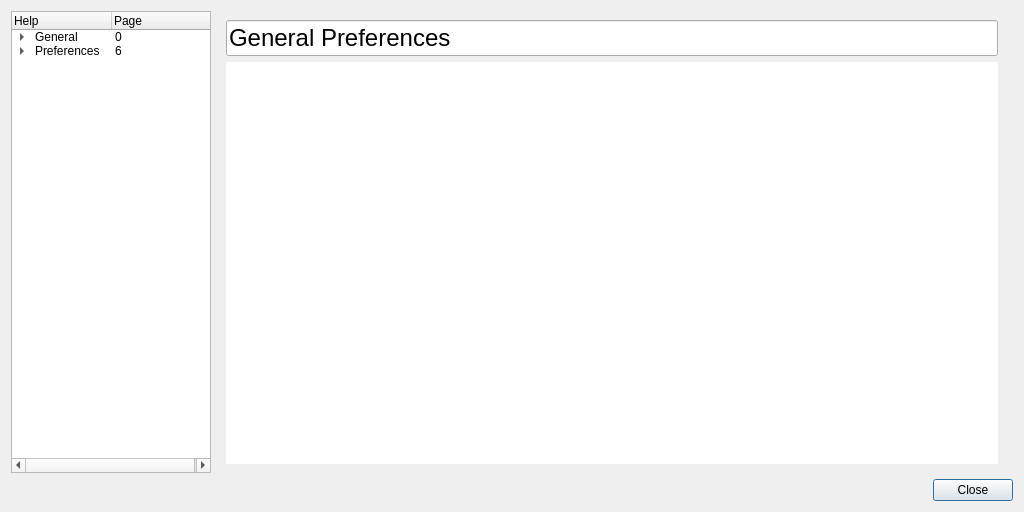
Old version of the form gui_help.ui in the repository Shub77/phoebetria-code.
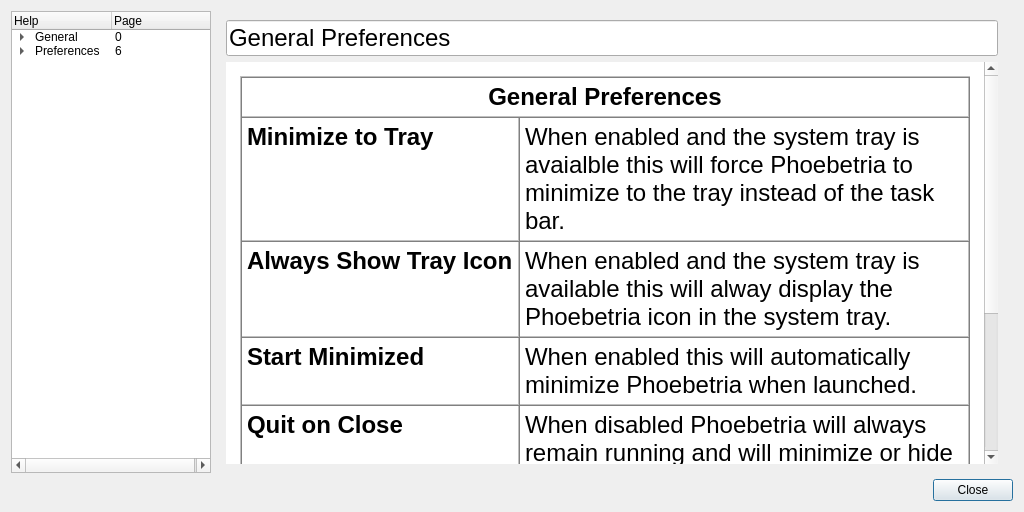
New version of the form. The open tabs and pages were chosen to show the change. Icons and pictures are not drawn.

Commit message: Modified the html and pictures for the help window.

```diff
--- a/gui_help.ui
+++ b/gui_help.ui
@@ -379,6 +379,52 @@
          <property name="lineWidth">
           <number>2</number>
          </property>
+         <property name="html">
+          <string>&lt;!DOCTYPE HTML PUBLIC &quot;-//W3C//DTD HTML 4.0//EN&quot; &quot;http://www.w3.org/TR/REC-html40/strict.dtd&quot;&gt;
+&lt;html&gt;&lt;head&gt;&lt;meta name=&quot;qrichtext&quot; content=&quot;1&quot; /&gt;&lt;title&gt;General Preferences&lt;/title&gt;&lt;style type=&quot;text/css&quot;&gt;
+p, li { white-space: pre-wrap; }
+&lt;/style&gt;&lt;/head&gt;&lt;body style=&quot; font-family:'Lucida Grande'; font-size:18pt; font-weight:400; font-style:normal;&quot;&gt;
+&lt;table border=&quot;0&quot; style=&quot; margin-top:0px; margin-bottom:0px; margin-left:0px; margin-right:0px;&quot; cellspacing=&quot;5&quot; cellpadding=&quot;5&quot;&gt;
+&lt;tr&gt;
+&lt;td style=&quot; vertical-align:top;&quot;&gt;
+&lt;table border=&quot;1&quot; style=&quot; margin-top:0px; margin-bottom:0px; margin-left:0px; margin-right:0px;&quot; cellspacing=&quot;0&quot; cellpadding=&quot;5&quot;&gt;
+&lt;tr&gt;
+&lt;td colspan=&quot;2&quot; style=&quot; vertical-align:top;&quot;&gt;
+&lt;p align=&quot;center&quot; style=&quot; margin-top:0px; margin-bottom:0px; margin-left:0px; margin-right:0px; -qt-block-indent:0; text-indent:0px;&quot;&gt;&lt;span style=&quot; font-weight:600;&quot;&gt;General Preferences&lt;/span&gt;&lt;/p&gt;&lt;/td&gt;&lt;/tr&gt;
+&lt;tr&gt;
+&lt;td style=&quot; vertical-align:top;&quot;&gt;
+&lt;p style=&quot; margin-top:0px; margin-bottom:0px; margin-left:0px; margin-right:0px; -qt-block-indent:0; text-indent:0px;&quot;&gt;&lt;a name=&quot;pref_mintray&quot;&gt;&lt;/a&gt;&lt;span style=&quot; font-weight:600;&quot;&gt;M&lt;/span&gt;&lt;span style=&quot; font-weight:600;&quot;&gt;inimize to Tray&lt;/span&gt;&lt;/p&gt;&lt;/td&gt;
+&lt;td style=&quot; vertical-align:top;&quot;&gt;
+&lt;p style=&quot; margin-top:0px; margin-bottom:0px; margin-left:0px; margin-right:0px; -qt-block-indent:0; text-indent:0px;&quot;&gt;When enabled and the system tray is avaialble this will force Phoebetria to minimize to the tray instead of the task bar.&lt;/p&gt;&lt;/td&gt;&lt;/tr&gt;
+&lt;tr&gt;
+&lt;td style=&quot; vertical-align:top;&quot;&gt;
+&lt;p style=&quot; margin-top:0px; margin-bottom:0px; margin-left:0px; margin-right:0px; -qt-block-indent:0; text-indent:0px;&quot;&gt;&lt;a name=&quot;pref_showtray&quot;&gt;&lt;/a&gt;&lt;span style=&quot; font-weight:600;&quot;&gt;A&lt;/span&gt;&lt;span style=&quot; font-weight:600;&quot;&gt;lways Show Tray Icon&lt;/span&gt;&lt;/p&gt;&lt;/td&gt;
+&lt;td style=&quot; vertical-align:top;&quot;&gt;
+&lt;p style=&quot; margin-top:0px; margin-bottom:0px; margin-left:0px; margin-right:0px; -qt-block-indent:0; text-indent:0px;&quot;&gt;When enabled and the system tray is available this will alway display the Phoebetria icon in the system tray.&lt;/p&gt;&lt;/td&gt;&lt;/tr&gt;
+&lt;tr&gt;
+&lt;td style=&quot; vertical-align:top;&quot;&gt;
+&lt;p style=&quot; margin-top:0px; margin-bottom:0px; margin-left:0px; margin-right:0px; -qt-block-indent:0; text-indent:0px;&quot;&gt;&lt;a name=&quot;pref_startmin&quot;&gt;&lt;/a&gt;&lt;span style=&quot; font-weight:600;&quot;&gt;S&lt;/span&gt;&lt;span style=&quot; font-weight:600;&quot;&gt;tart Minimized&lt;/span&gt;&lt;/p&gt;&lt;/td&gt;
+&lt;td style=&quot; vertical-align:top;&quot;&gt;
+&lt;p style=&quot; margin-top:0px; margin-bottom:0px; margin-left:0px; margin-right:0px; -qt-block-indent:0; text-indent:0px;&quot;&gt;When enabled this will automatically minimize Phoebetria when launched.&lt;/p&gt;&lt;/td&gt;&lt;/tr&gt;
+&lt;tr&gt;
+&lt;td style=&quot; vertical-align:top;&quot;&gt;
+&lt;p style=&quot; margin-top:0px; margin-bottom:0px; margin-left:0px; margin-right:0px; -qt-block-indent:0; text-indent:0px;&quot;&gt;&lt;a name=&quot;pref_quit&quot;&gt;&lt;/a&gt;&lt;span style=&quot; font-weight:600;&quot;&gt;Q&lt;/span&gt;&lt;span style=&quot; font-weight:600;&quot;&gt;uit on Close&lt;/span&gt;&lt;/p&gt;&lt;/td&gt;
+&lt;td style=&quot; vertical-align:top;&quot;&gt;
+&lt;p style=&quot; margin-top:0px; margin-bottom:0px; margin-left:0px; margin-right:0px; -qt-block-indent:0; text-indent:0px;&quot;&gt;When disabled Phoebetria will always remain running and will minimize or hide itself instead of exiting.&lt;/p&gt;&lt;/td&gt;&lt;/tr&gt;
+&lt;tr&gt;
+&lt;td style=&quot; vertical-align:top;&quot;&gt;
+&lt;p style=&quot; margin-top:0px; margin-bottom:0px; margin-left:0px; margin-right:0px; -qt-block-indent:0; text-indent:0px;&quot;&gt;&lt;a name=&quot;pref_startpro&quot;&gt;&lt;/a&gt;&lt;span style=&quot; font-weight:600;&quot;&gt;S&lt;/span&gt;&lt;span style=&quot; font-weight:600;&quot;&gt;tartup Profile&lt;/span&gt;&lt;/p&gt;&lt;/td&gt;
+&lt;td style=&quot; vertical-align:top;&quot;&gt;
+&lt;p style=&quot; margin-top:0px; margin-bottom:0px; margin-left:0px; margin-right:0px; -qt-block-indent:0; text-indent:0px;&quot;&gt;Phoebetria will attempt to load this profile when starting.&lt;/p&gt;&lt;/td&gt;&lt;/tr&gt;
+&lt;tr&gt;
+&lt;td style=&quot; vertical-align:top;&quot;&gt;
+&lt;p style=&quot; margin-top:0px; margin-bottom:0px; margin-left:0px; margin-right:0px; -qt-block-indent:0; text-indent:0px;&quot;&gt;&lt;a name=&quot;pref_stoppro&quot;&gt;&lt;/a&gt;&lt;span style=&quot; font-weight:600;&quot;&gt;S&lt;/span&gt;&lt;span style=&quot; font-weight:600;&quot;&gt;hutdown Profile&lt;/span&gt;&lt;/p&gt;&lt;/td&gt;
+&lt;td style=&quot; vertical-align:top;&quot;&gt;
+&lt;p style=&quot; margin-top:0px; margin-bottom:0px; margin-left:0px; margin-right:0px; -qt-block-indent:0; text-indent:0px;&quot;&gt;Phoebetria will attempt to load this profile when shutdown.&lt;/p&gt;&lt;/td&gt;&lt;/tr&gt;&lt;/table&gt;&lt;/td&gt;&lt;/tr&gt;
+&lt;tr&gt;
+&lt;td style=&quot; vertical-align:top;&quot;&gt;
+&lt;p style=&quot; margin-top:0px; margin-bottom:0px; margin-left:0px; margin-right:0px; -qt-block-indent:0; text-indent:0px;&quot;&gt;&lt;img src=&quot;images/preferences_general.png&quot; style=&quot;vertical-align: top;&quot; /&gt;&lt;/p&gt;&lt;/td&gt;&lt;/tr&gt;&lt;/table&gt;&lt;/body&gt;&lt;/html&gt;</string>
+         </property>
          <property name="source">
           <url>
            <string>qrc:/help/preferences_general.html</string>
```
Left out of the diff: 15 changed lines with no effect on the pictures. The commit also changes 20 other files.
